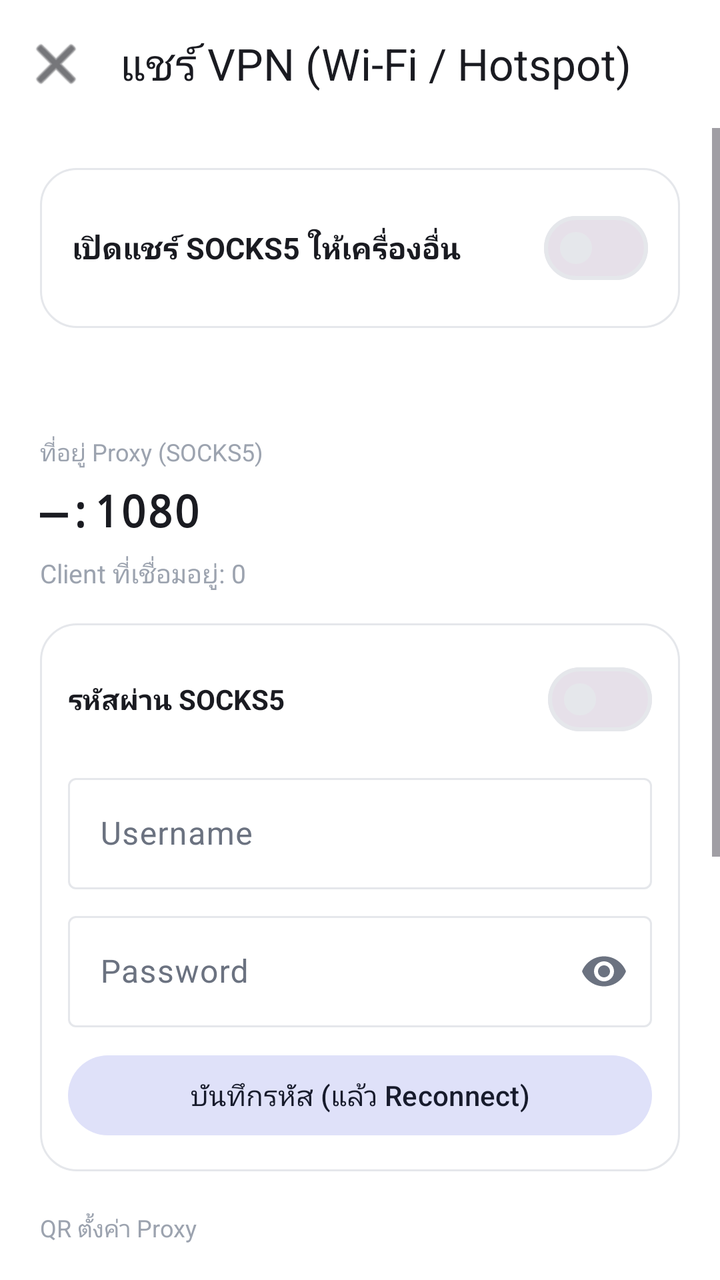
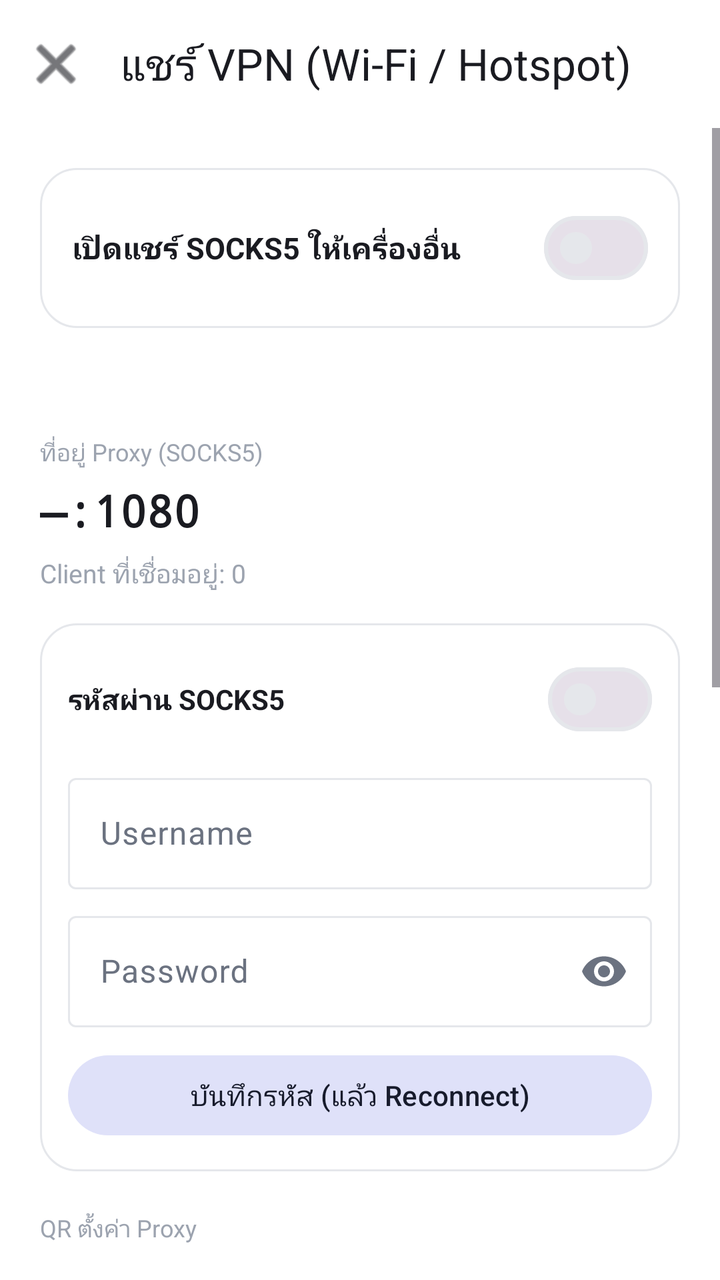

An Android layout rendered at two revisions. The XML below is the earlier revision; the diff shows what the commit changed to produce the second picture.
<!-- AndroidManifest.xml: application theme Theme.MyApp -->
<!-- res/layout/activity_share_wifi.xml -->
<?xml version="1.0" encoding="utf-8"?>
<LinearLayout xmlns:android="http://schemas.android.com/apk/res/android"
    xmlns:app="http://schemas.android.com/apk/res-auto"
    android:layout_width="match_parent"
    android:layout_height="match_parent"
    android:background="@color/window_background"
    android:orientation="vertical">

    <com.google.android.material.appbar.MaterialToolbar
        android:id="@+id/toolbar"
        android:layout_width="match_parent"
        android:layout_height="?attr/actionBarSize"
        android:background="@color/window_background"
        app:navigationIcon="@android:drawable/ic_menu_close_clear_cancel"
        app:navigationIconTint="@color/text_primary"
        app:title="แชร์ VPN (Wi‑Fi / Hotspot)"
        app:titleTextColor="@color/text_primary" />

    <ScrollView
        android:layout_width="match_parent"
        android:layout_height="match_parent"
        android:fillViewport="true">

        <LinearLayout
            android:layout_width="match_parent"
            android:layout_height="wrap_content"
            android:orientation="vertical"
            android:padding="20dp">

            <LinearLayout
                android:layout_width="match_parent"
                android:layout_height="wrap_content"
                android:background="@drawable/bg_dark_card"
                android:gravity="center_vertical"
                android:orientation="horizontal"
                android:padding="16dp">

                <TextView
                    android:layout_width="0dp"
                    android:layout_height="wrap_content"
                    android:layout_weight="1"
                    android:text="เปิดแชร์ SOCKS5 ให้เครื่องอื่น"
                    android:textColor="@color/text_primary"
                    android:textSize="15sp"
                    android:textStyle="bold" />

                <com.google.android.material.materialswitch.MaterialSwitch
                    android:id="@+id/switchShare"
                    android:layout_width="wrap_content"
                    android:layout_height="wrap_content" />
            </LinearLayout>

            <TextView
                android:id="@+id/txtStatus"
                android:layout_width="match_parent"
                android:layout_height="wrap_content"
                android:layout_marginTop="16dp"
                android:textColor="@color/accent_green"
                android:textSize="13sp" />

            <TextView
                android:layout_width="match_parent"
                android:layout_height="wrap_content"
                android:layout_marginTop="20dp"
                android:text="ที่อยู่ Proxy (SOCKS5)"
                android:textColor="@color/text_muted"
                android:textSize="12sp" />

            <TextView
                android:id="@+id/txtAddress"
                android:layout_width="match_parent"
                android:layout_height="wrap_content"
                android:layout_marginTop="6dp"
                android:fontFamily="monospace"
                android:text="—:1080"
                android:textColor="@color/text_primary"
                android:textSize="22sp"
                android:textStyle="bold" />


            <TextView
                android:id="@+id/txtClients"
                android:layout_width="match_parent"
                android:layout_height="wrap_content"
                android:layout_marginTop="8dp"
                android:text="Client ที่เชื่อมอยู่: 0"
                android:textColor="@color/text_muted"
                android:textSize="13sp" />

            
            <LinearLayout
                android:layout_width="match_parent"
                android:layout_height="wrap_content"
                android:layout_marginTop="16dp"
                android:background="@drawable/bg_dark_card"
                android:orientation="vertical"
                android:padding="14dp">

                <LinearLayout
                    android:layout_width="match_parent"
                    android:layout_height="wrap_content"
                    android:gravity="center_vertical"
                    android:orientation="horizontal">

                    <TextView
                        android:layout_width="0dp"
                        android:layout_height="wrap_content"
                        android:layout_weight="1"
                        android:text="รหัสผ่าน SOCKS5"
                        android:textColor="@color/text_primary"
                        android:textSize="14sp"
                        android:textStyle="bold" />

                    <com.google.android.material.materialswitch.MaterialSwitch
                        android:id="@+id/switchAuth"
                        android:layout_width="wrap_content"
                        android:layout_height="wrap_content" />
                </LinearLayout>

                <com.google.android.material.textfield.TextInputLayout
                    android:id="@+id/tilUser"
                    android:layout_width="match_parent"
                    android:layout_height="wrap_content"
                    android:layout_marginTop="10dp"
                    android:hint="Username">

                    <com.google.android.material.textfield.TextInputEditText
                        android:id="@+id/edtUser"
                        android:layout_width="match_parent"
                        android:layout_height="wrap_content"
                        android:inputType="text"
                        android:maxLines="1" />
                </com.google.android.material.textfield.TextInputLayout>

                <com.google.android.material.textfield.TextInputLayout
                    android:id="@+id/tilPass"
                    android:layout_width="match_parent"
                    android:layout_height="wrap_content"
                    android:layout_marginTop="8dp"
                    android:hint="Password"
                    app:endIconMode="password_toggle">

                    <com.google.android.material.textfield.TextInputEditText
                        android:id="@+id/edtPass"
                        android:layout_width="match_parent"
                        android:layout_height="wrap_content"
                        android:inputType="textPassword"
                        android:maxLines="1" />
                </com.google.android.material.textfield.TextInputLayout>

                <com.google.android.material.button.MaterialButton
                    android:id="@+id/btnSaveAuth"
                    style="@style/Widget.Material3.Button.TonalButton"
                    android:layout_width="match_parent"
                    android:layout_height="wrap_content"
                    android:layout_marginTop="10dp"
                    android:text="บันทึกรหัส (แล้ว Reconnect)" />
            </LinearLayout>

            
            <TextView
                android:layout_width="match_parent"
                android:layout_height="wrap_content"
                android:layout_marginTop="20dp"
                android:text="QR ตั้งค่า Proxy"
                android:textColor="@color/text_muted"
                android:textSize="12sp" />

            <ImageView
                android:id="@+id/imgQr"
                android:layout_width="200dp"
                android:layout_height="200dp"
                android:layout_gravity="center_horizontal"
                android:layout_marginTop="10dp"
                android:background="#FFFFFF"
                android:contentDescription="QR"
                android:padding="10dp"
                android:scaleType="fitCenter" />

            <TextView
                android:id="@+id/txtQrHint"
                android:layout_width="match_parent"
                android:layout_height="wrap_content"
                android:layout_marginTop="6dp"
                android:gravity="center"
                android:textColor="@color/text_muted"
                android:textSize="11sp" />

            <LinearLayout
                android:layout_width="match_parent"
                android:layout_height="wrap_content"
                android:layout_marginTop="12dp"
                android:orientation="horizontal">

                <com.google.android.material.button.MaterialButton
                    android:id="@+id/btnCopy"
                    style="@style/Widget.Material3.Button.TonalButton"
                    android:layout_width="0dp"
                    android:layout_height="wrap_content"
                    android:layout_marginEnd="8dp"
                    android:layout_weight="1"
                    android:text="คัดลอก" />

                <com.google.android.material.button.MaterialButton
                    android:id="@+id/btnRefresh"
                    style="@style/Widget.Material3.Button.OutlinedButton"
                    android:layout_width="0dp"
                    android:layout_height="wrap_content"
                    android:layout_weight="1"
                    android:text="รีเฟรช IP" />
            </LinearLayout>

            <TextView
                android:id="@+id/txtGuide"
                android:layout_width="match_parent"
                android:layout_height="wrap_content"
                android:layout_marginTop="24dp"
                android:lineSpacingExtra="3dp"
                android:textColor="@color/text_secondary"
                android:textSize="13sp" />
        </LinearLayout>
    </ScrollView>
</LinearLayout>
<!-- resources referenced by this layout -->
<resources>
  <color name="accent_green">#00A854</color>
  <color name="text_muted">#9CA3AF</color>
  <color name="text_primary">#1A1B21</color>
  <color name="text_secondary">#6B7280</color>
  <color name="window_background">#FFFFFF</color>
  <!-- drawable bg_dark_card (drawable) -->
  <?xml version="1.0" encoding="utf-8"?>
  <shape xmlns:android="http://schemas.android.com/apk/res/android"
      android:shape="rectangle">
      <solid android:color="@color/card_background" />
      <corners android:radius="18dp" />
      <stroke
          android:width="1dp"
          android:color="@color/divider" />
  </shape>
  <style name="Theme.MyApp" parent="Theme.Material3.DayNight.NoActionBar">
          <item name="colorPrimary">@color/accent_green</item>
          <item name="colorOnPrimary">#FFFFFF</item>
          <item name="colorPrimaryContainer">@color/md_theme_primary_container</item>
          <item name="colorOnPrimaryContainer">@color/md_theme_on_primary_container</item>
          <item name="colorSecondary">@color/md_theme_secondary</item>
          <item name="colorOnSecondary">@color/md_theme_on_secondary</item>
          <item name="colorSecondaryContainer">@color/md_theme_secondary_container</item>
          <item name="colorOnSecondaryContainer">@color/md_theme_on_secondary_container</item>
          <item name="colorTertiary">@color/md_theme_tertiary</item>
          <item name="colorOnTertiary">@color/md_theme_on_tertiary</item>
          <item name="colorError">@color/md_theme_error</item>
          <item name="colorOnError">@color/md_theme_on_error</item>
          <item name="android:colorBackground">@color/window_background</item>
          <item name="colorOnBackground">@color/text_primary</item>
          <item name="colorSurface">@color/card_background</item>
          <item name="colorOnSurface">@color/text_primary</item>
          <item name="colorSurfaceVariant">@color/md_theme_surface_variant</item>
          <item name="colorOnSurfaceVariant">@color/text_secondary</item>
          <item name="colorOutline">@color/divider</item>
          <item name="android:statusBarColor">@color/status_bar</item>
          <item name="android:navigationBarColor">@color/bottom_nav_background</item>
          <item name="android:windowBackground">@color/window_background</item>
          <item name="android:windowLightStatusBar">true</item>
      </style>
  <color name="card_background">#FFFFFF</color>
  <color name="divider">#E5E7EB</color>
  <color name="md_theme_primary_container">#E0E0FF</color>
  <color name="md_theme_on_primary_container">#12134A</color>
  <color name="md_theme_secondary">#5A5D72</color>
  <color name="md_theme_on_secondary">#FFFFFF</color>
  <color name="md_theme_secondary_container">#DFE1F9</color>
  <color name="md_theme_on_secondary_container">#171B2C</color>
  <color name="md_theme_tertiary">#006B5F</color>
  <color name="md_theme_on_tertiary">#FFFFFF</color>
  <color name="md_theme_error">#BA1A1A</color>
  <color name="md_theme_on_error">#FFFFFF</color>
  <color name="md_theme_surface_variant">#E3E1EC</color>
  <color name="status_bar">#FFFFFF</color>
  <color name="bottom_nav_background">#FFFFFF</color>
</resources>

<!-- the commit's change to res/layout/activity_share_wifi.xml (unified diff, before → after) -->
@@ -186,6 +186,98 @@
                 android:textColor="@color/text_muted"
                 android:textSize="11sp" />
 
+
+            
+            <TextView
+                android:layout_width="match_parent"
+                android:layout_height="wrap_content"
+                android:layout_marginTop="18dp"
+                android:text="ตั้งค่ามือ (ไม่ต้องสแกน QR)"
+                android:textColor="@color/text_muted"
+                android:textSize="12sp" />
+
+            <LinearLayout
+                android:layout_width="match_parent"
+                android:layout_height="wrap_content"
+                android:layout_marginTop="8dp"
+                android:background="@drawable/bg_dark_card"
+                android:orientation="vertical"
+                android:padding="14dp">
+
+                <TextView
+                    android:id="@+id/txtManualHost"
+                    android:layout_width="match_parent"
+                    android:layout_height="wrap_content"
+                    android:fontFamily="monospace"
+                    android:text="โฮสต์: —"
+                    android:textColor="@color/text_primary"
+                    android:textSize="14sp" />
+
+                <TextView
+                    android:id="@+id/txtManualPort"
+                    android:layout_width="match_parent"
+                    android:layout_height="wrap_content"
+                    android:layout_marginTop="4dp"
+                    android:fontFamily="monospace"
+                    android:text="พอร์ต: 1080"
+                    android:textColor="@color/text_primary"
+                    android:textSize="14sp" />
+
+                <TextView
+                    android:id="@+id/txtManualUser"
+                    android:layout_width="match_parent"
+                    android:layout_height="wrap_content"
+                    android:layout_marginTop="4dp"
+                    android:fontFamily="monospace"
+                    android:text="Username: —"
+                    android:textColor="@color/text_primary"
+                    android:textSize="14sp" />
+
+                <TextView
+                    android:id="@+id/txtManualPass"
+                    android:layout_width="match_parent"
+                    android:layout_height="wrap_content"
+                    android:layout_marginTop="4dp"
+                    android:fontFamily="monospace"
+                    android:text="Password: —"
+                    android:textColor="@color/text_primary"
+                    android:textSize="14sp" />
+
+                <LinearLayout
+                    android:layout_width="match_parent"
+                    android:layout_height="wrap_content"
+                    android:layout_marginTop="12dp"
+                    android:orientation="horizontal">
+
+                    <com.google.android.material.button.MaterialButton
+                        android:id="@+id/btnCopyHost"
+                        style="@style/Widget.Material3.Button.OutlinedButton"
+                        android:layout_width="0dp"
+                        android:layout_height="wrap_content"
+                        android:layout_marginEnd="6dp"
+                        android:layout_weight="1"
+                        android:text="คัดลอกโฮสต์"
+                        android:textSize="11sp" />
+
+                    <com.google.android.material.button.MaterialButton
+                        android:id="@+id/btnCopyPass"
+                        style="@style/Widget.Material3.Button.OutlinedButton"
+                        android:layout_width="0dp"
+                        android:layout_height="wrap_content"
+                        android:layout_weight="1"
+                        android:text="คัดลอกรหัส"
+                        android:textSize="11sp" />
+                </LinearLayout>
+
+                <com.google.android.material.button.MaterialButton
+                    android:id="@+id/btnShareText"
+                    style="@style/Widget.Material3.Button.TonalButton"
+                    android:layout_width="match_parent"
+                    android:layout_height="wrap_content"
+                    android:layout_marginTop="8dp"
+                    android:text="แชร์ข้อความตั้งค่าไปเครื่องอื่น" />
+            </LinearLayout>
+
             <LinearLayout
                 android:layout_width="match_parent"
                 android:layout_height="wrap_content"
